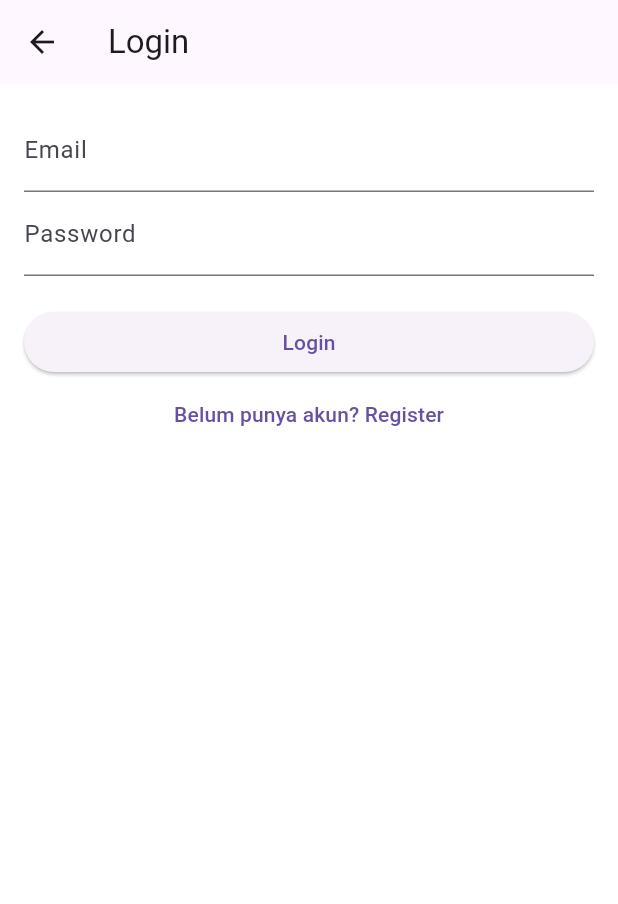
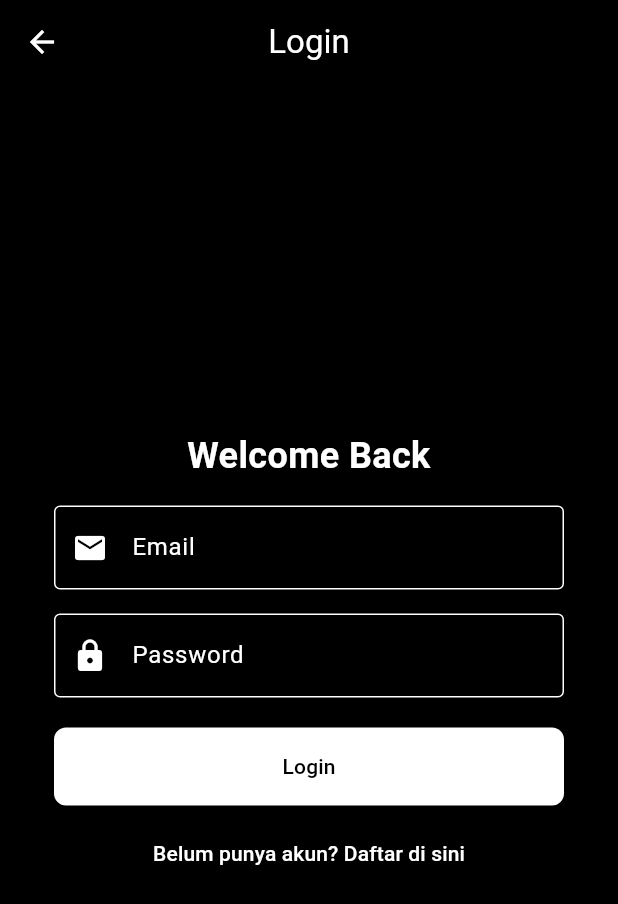
Before and after one commit to noturcmd/UAS-PPB, a Flutter app: the LoginPage screen opened directly, on a phone screen of 412 x 824 dp. Shown: the top 904 px of the screen. Run offline on Flutter 3.47's test engine with Material 3 defaults, Android fonts, the light colour scheme and no system bars; our stand-ins replace firebase_auth, firebase_core; accounts and stored records are empty.

Commit message:
update login page

```diff
--- a/lib/main.dart
+++ b/lib/main.dart
@@ -51,13 +51,14 @@ class NavigationScreen extends StatelessWidget {
   Widget build(BuildContext context) {
     return Scaffold(
       appBar: AppBar(
+        iconTheme: IconThemeData(color: Colors.white),
         title: Text(
           'Football Match App',
           style: TextStyle(
-            color: const Color.fromRGBO(27, 31, 43, 1),
+            color: const Color.fromRGBO(255, 255, 255, 1),
           ),
         ),
-        backgroundColor: Colors.transparent,
+        backgroundColor: Colors.black,
         elevation: 0,
       ),
       drawer: AppDrawer(),
--- a/lib/pages/login_page.dart
+++ b/lib/pages/login_page.dart
@@ -10,46 +10,147 @@ class LoginPage extends StatefulWidget {
 class _LoginPageState extends State<LoginPage> {
   final _emailController = TextEditingController();
   final _passwordController = TextEditingController();
+  final _formKey = GlobalKey<FormState>();
+  bool _isLoading = false;
 
   Future<void> _login() async {
+    if (!_formKey.currentState!.validate()) return;
+
+    setState(() {
+      _isLoading = true;
+    });
+
     try {
       await FirebaseAuth.instance.signInWithEmailAndPassword(
         email: _emailController.text.trim(),
         password: _passwordController.text.trim(),
       );
+      ScaffoldMessenger.of(context).showSnackBar(
+        SnackBar(content: Text('Login berhasil!')),
+      );
     } catch (e) {
       ScaffoldMessenger.of(context).showSnackBar(
         SnackBar(content: Text('Login gagal: $e')),
       );
+    } finally {
+      setState(() {
+        _isLoading = false;
+      });
     }
   }
 
   @override
   Widget build(BuildContext context) {
     return Scaffold(
+      backgroundColor: Colors.black,
       appBar: AppBar(
-        title: Text('Login'),
+        title: Text(
+          'Login',
+          style: TextStyle(
+            color: Colors.white
           ),
-      body: Padding(
+        ),
+        centerTitle: true,
+        backgroundColor: Colors.black,
+        iconTheme: IconThemeData(color: Colors.white),
+      ),
+      body: Center(
+        child: SingleChildScrollView(
           padding: const EdgeInsets.all(16.0),
+          child: Card(
+            shape: RoundedRectangleBorder(
+              borderRadius: BorderRadius.circular(16.0),
+            ),
+            elevation: 8,
+            color: Colors.black, // Mengubah warna latar Card menjadi hitam
+            child: Padding(
+              padding: const EdgeInsets.all(16.0),
+              child: Form(
+                key: _formKey,
                 child: Column(
                   crossAxisAlignment: CrossAxisAlignment.stretch,
                   children: [
-            TextField(
+                    Text(
+                      'Welcome Back',
+                      style: TextStyle(
+                        fontSize: 24,
+                        fontWeight: FontWeight.bold,
+                        color: Colors.white, // Mengubah warna teks menjadi putih
+                      ),
+                      textAlign: TextAlign.center,
+                    ),
+                    SizedBox(height: 16),
+                    TextFormField(
                       controller: _emailController,
-              decoration: InputDecoration(labelText: 'Email'),
+                      style: TextStyle(color: Colors.white), // Mengubah warna teks input menjadi putih
+                      decoration: InputDecoration(
+                        labelText: 'Email',
+                        labelStyle: TextStyle(color: Colors.white), // Mengubah warna label menjadi putih
+                        border: OutlineInputBorder(
+                          borderSide: BorderSide(color: Colors.white), // Mengubah warna border menjadi putih
+                        ),
+                        enabledBorder: OutlineInputBorder(
+                          borderSide: BorderSide(color: Colors.white), // Mengubah warna border saat tidak fokus
+                        ),
+                        focusedBorder: OutlineInputBorder(
+                          borderSide: BorderSide(color: Colors.white), // Mengubah warna border saat fokus
+                        ),
+                        prefixIcon: Icon(Icons.email, color: Colors.white), // Mengubah warna ikon menjadi putih
+                      ),
                       keyboardType: TextInputType.emailAddress,
+                      validator: (value) {
+                        if (value == null || value.isEmpty) {
+                          return 'Email tidak boleh kosong';
+                        } else if (!RegExp(r"^[a-zA-Z0-9._%+-]+@[a-zA-Z0-9.-]+\.[a-zA-Z]{2,}").hasMatch(value)) {
+                          return 'Format email tidak valid';
+                        }
+                        return null;
+                      },
                     ),
-            TextField(
+                    SizedBox(height: 16),
+                    TextFormField(
                       controller: _passwordController,
-              decoration: InputDecoration(labelText: 'Password'),
+                      style: TextStyle(color: Colors.white), // Mengubah warna teks input menjadi putih
+                      decoration: InputDecoration(
+                        labelText: 'Password',
+                        labelStyle: TextStyle(color: Colors.white), // Mengubah warna label menjadi putih
+                        border: OutlineInputBorder(
+                          borderSide: BorderSide(color: Colors.white), // Mengubah warna border menjadi putih
+                        ),
+                        enabledBorder: OutlineInputBorder(
+                          borderSide: BorderSide(color: Colors.white), // Mengubah warna border saat tidak fokus
+                        ),
+                        focusedBorder: OutlineInputBorder(
+                          borderSide: BorderSide(color: Colors.white), // Mengubah warna border saat fokus
+                        ),
+                        prefixIcon: Icon(Icons.lock, color: Colors.white), // Mengubah warna ikon menjadi putih
+                      ),
                       obscureText: true,
+                      validator: (value) {
+                        if (value == null || value.isEmpty) {
+                          return 'Password tidak boleh kosong';
+                        } else if (value.length < 6) {
+                          return 'Password minimal 6 karakter';
+                        }
+                        return null;
+                      },
                     ),
                     SizedBox(height: 20),
-            ElevatedButton(
+                    _isLoading
+                        ? Center(child: CircularProgressIndicator(color: Colors.white))
+                        : ElevatedButton(
                             onPressed: _login,
+                            style: ElevatedButton.styleFrom(
+                              padding: const EdgeInsets.symmetric(vertical: 16.0),
+                              shape: RoundedRectangleBorder(
+                                borderRadius: BorderRadius.circular(8.0),
+                              ),
+                              backgroundColor: Colors.white, // Mengubah warna tombol menjadi putih
+                              foregroundColor: Colors.black, // Mengubah warna teks tombol menjadi hitam
+                            ),
                             child: Text('Login'),
                           ),
+                    SizedBox(height: 8),
                     TextButton(
                       onPressed: () {
                         Navigator.push(
@@ -57,9 +158,16 @@ class _LoginPageState extends State<LoginPage> {
                           MaterialPageRoute(builder: (context) => RegisterPage()),
                         );
                       },
-              child: Text('Belum punya akun? Register'),
+                      style: TextButton.styleFrom(
+                        foregroundColor: Colors.white, // Mengubah warna teks menjadi putih
+                      ),
+                      child: Text('Belum punya akun? Daftar di sini'),
                     ),
                   ],
+                ),
+              ),
+            ),
+          ),
         ),
       ),
     );
```
Also changed, not shown: lib/drawer/appDrawer.dart (+13 -1 lines). Lines whose indentation alone changed are shown as unchanged.
